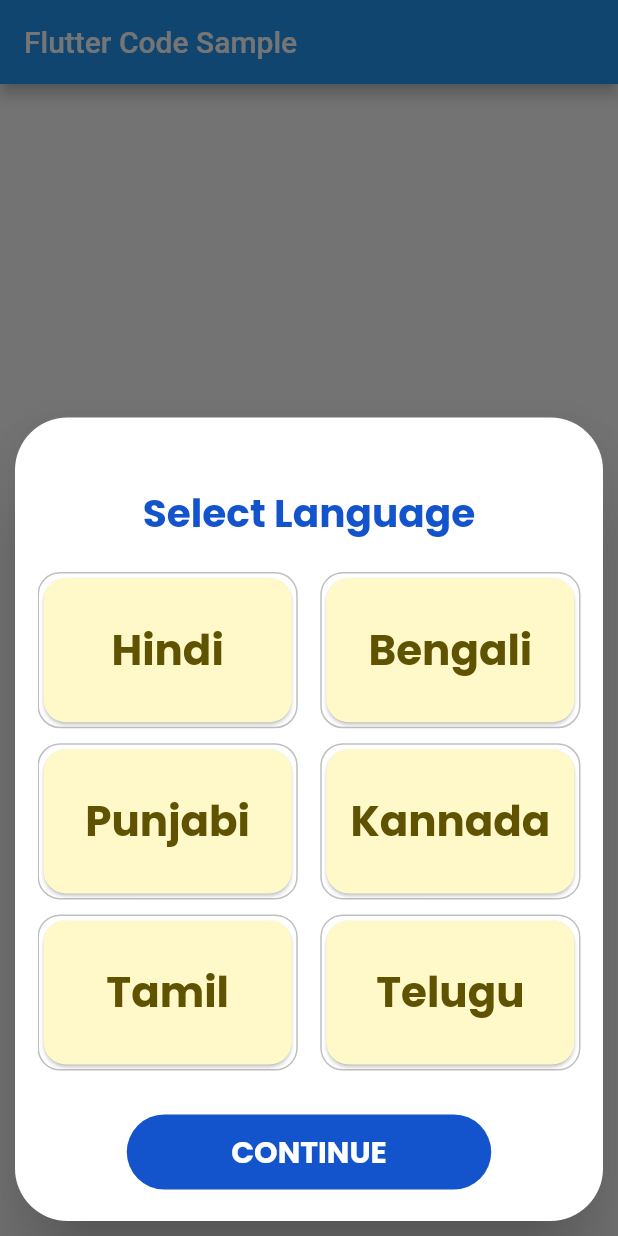
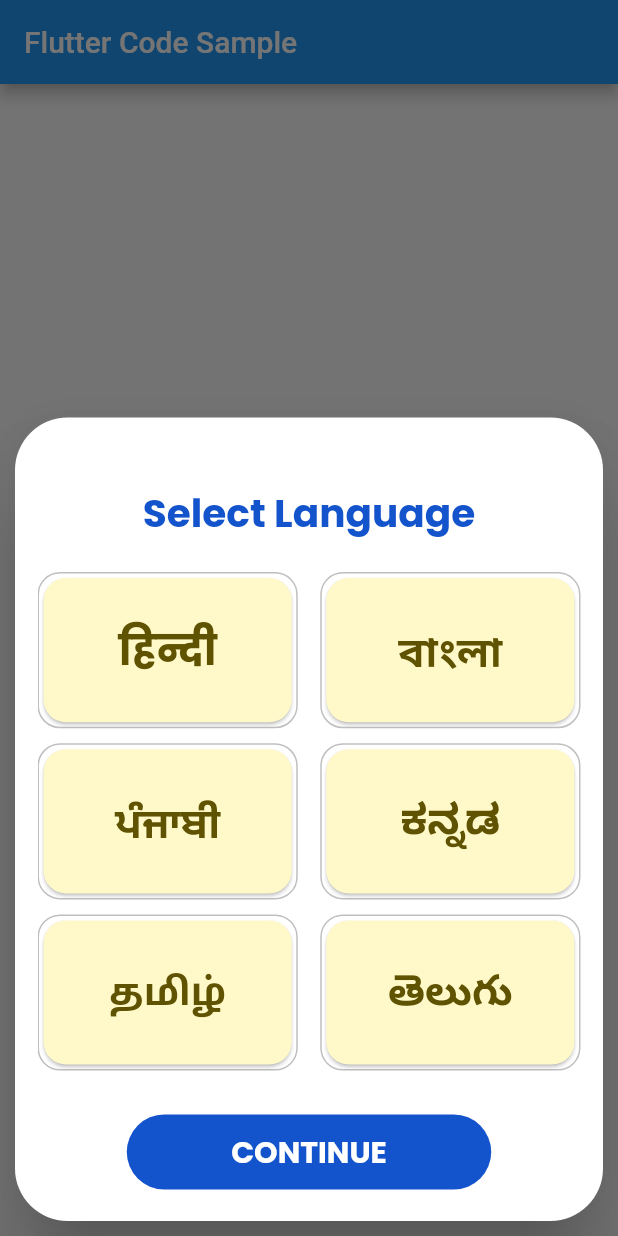
Before and after one commit to MMRoopa/avatar_dialog, a Flutter app: the screen it shows after launch, after a tap on "Language dialog", on a phone screen of 412 x 824 dp. Run offline on Flutter 3.47's test engine with Material 2 defaults, Android fonts, the phone set to English and light mode, and no system bars; drawn by our look-alikes of auto_size_text, scroll_to_index.

Commit message:
maxlines and minFontSize added for all dialogs and Language list is updated with respective languages

```diff
--- a/lib/avatarDialog/avatar_dialog.dart
+++ b/lib/avatarDialog/avatar_dialog.dart
@@ -54,6 +54,7 @@ class _AvatarDialogState extends State<AvatarDialog> {
                 ),
                 textAlign: TextAlign.center,
                 maxLines: 1,
+                minFontSize: 18.0,
               ),
             ),
             Expanded(
@@ -143,6 +144,7 @@ class _AvatarDialogState extends State<AvatarDialog> {
                       fontFamily: 'Poppins',
                     ),
                     maxLines: 1,
+                    minFontSize: 12.0,
                   ),
                   decoration: const BoxDecoration(
                     color: Color(0xFF1353CB),
--- a/lib/gradeDialog/grade_dialog.dart
+++ b/lib/gradeDialog/grade_dialog.dart
@@ -50,6 +50,7 @@ class _GradeDialogState extends State<GradeDialog> {
                 ),
                 textAlign: TextAlign.center,
                 maxLines: 1,
+                minFontSize: 18.0,
               ),
             ),
             Expanded(
@@ -108,6 +109,8 @@ class _GradeDialogState extends State<GradeDialog> {
                                             ? Colors.white
                                             : const Color(0XFF5F5200),
                                       ),
+                                      maxLines: 1,
+                                      minFontSize: 20.0,
                                     ),
                                     Transform.translate(
                                         offset: const Offset(2, -14),
@@ -122,6 +125,8 @@ class _GradeDialogState extends State<GradeDialog> {
                                                       ? Colors.white
                                                       : const Color(0XFF5F5200),
                                                 ),
+                                                maxLines: 1,
+                                                minFontSize: 6.0,
                                               )
                                             : null),
                                   ],
@@ -163,6 +168,7 @@ class _GradeDialogState extends State<GradeDialog> {
                       fontFamily: 'Poppins',
                     ),
                     maxLines: 1,
+                    minFontSize: 12.0,
                   ),
                   decoration: const BoxDecoration(
                     color: Color(0xFF1353CB),
--- a/lib/langDialog/lang_dialog.dart
+++ b/lib/langDialog/lang_dialog.dart
@@ -15,15 +15,15 @@ class _LangDialogState extends State<LangDialog> {
   final AutoScrollController controller = AutoScrollController();
 
   final List<String> _list = [
-    'Hindi',
-    'Bengali',
-    'Punjabi',
-    'Kannada',
-    'Tamil',
-    'Telugu',
-    'Marathi',
-    'Urdu',
-    'Malayalam',
+    'हिन्दी',
+    'বাংলা',
+    'ਪੰਜਾਬੀ',
+    'ಕನ್ನಡ',
+    'தமிழ்',
+    'తెలుగు',
+    'मराठी',
+    'اردو',
+    'മലയാളം',
     'Others'
   ];
 
```
